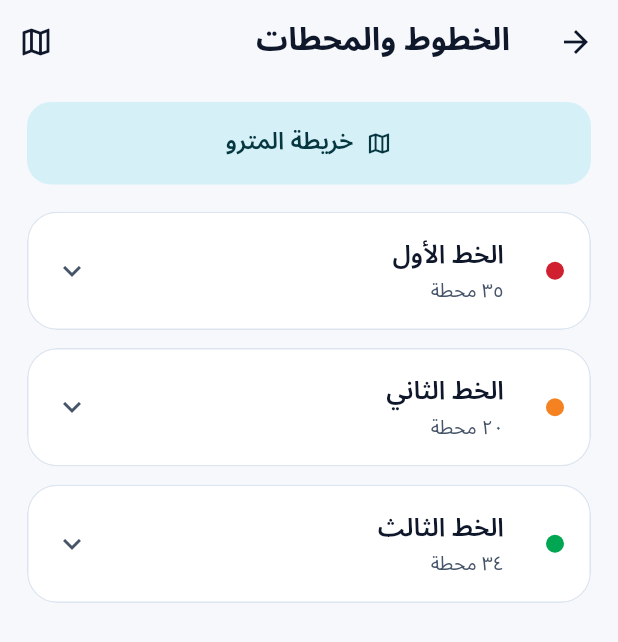
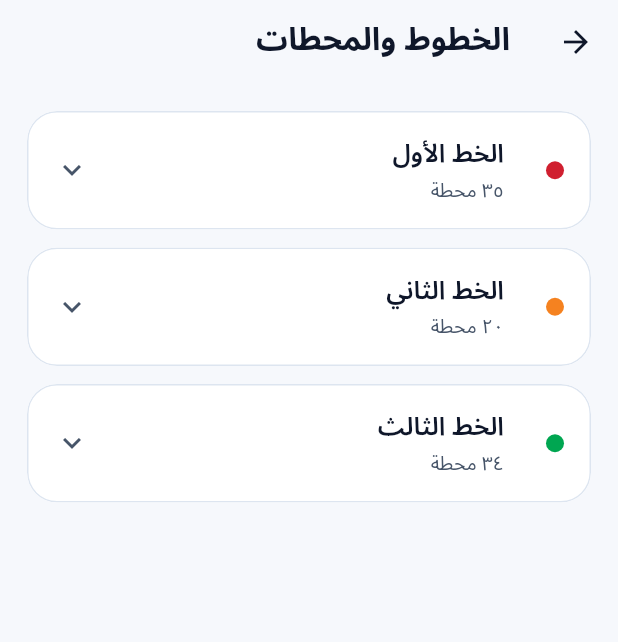
Before and after one commit to HA2077/maak-metro, a Flutter app: the LinesScreen screen opened directly, on a phone screen of 412 x 824 dp. Shown: the top 642 px of the screen. Run offline on Flutter 3.47's test engine with Material 3 defaults, Android fonts, the phone set to English and light mode, and no system bars; our stand-ins replace shared_preferences; accounts and stored records are empty.

Commit message:
chore(ui): take the map out of the UI until it is signed off
The lines tab is back to the plain list: the 'خريطة المترو' button and the app-bar icon are gone, along with the test that pushed the screen. The map itself stays in the tree, unused and still covered by its layout and selection tests, so re-enabling it is one entry point.

```diff
--- a/lib/screens/lines_screen.dart
+++ b/lib/screens/lines_screen.dart
@@ -9,7 +9,6 @@ import 'package:maak_metro/core/utils/localized_names.dart';
 import 'package:maak_metro/domain/models/metro_models.dart';
 import 'package:maak_metro/providers/route_provider.dart';
 import 'package:maak_metro/screens/home_shell.dart';
-import 'package:maak_metro/screens/metro_map_screen.dart';
 import 'package:maak_metro/widgets/line_chip.dart';
 import 'package:provider/provider.dart';
 
@@ -145,44 +144,11 @@ class LinesScreen extends StatelessWidget {
     final network = context.watch<RouteProvider>().network;
 
     return Scaffold(
-      appBar: AppBar(
-        title: Text(l10n.linesTitle),
-        actions: [
-          IconButton(
-            onPressed: () => _openMap(context),
-            tooltip: l10n.mapTitle,
-            icon: const Icon(Icons.map_outlined),
-          ),
-        ],
-      ),
+      appBar: AppBar(title: Text(l10n.linesTitle)),
       body: network.lines.isEmpty
           ? const SizedBox.shrink()
-          : Column(
-              crossAxisAlignment: CrossAxisAlignment.stretch,
-              children: [
-                Padding(
-                  padding: const EdgeInsetsDirectional.fromSTEB(
-                    18,
-                    AppSpace.md,
-                    18,
-                    0,
-                  ),
-                  child: FilledButton.tonalIcon(
-                    onPressed: () => _openMap(context),
-                    icon: const Icon(Icons.map_outlined),
-                    label: Text(l10n.mapTitle),
-                  ),
-                ),
-                Expanded(child: _lineList(context, network, theme)),
-              ],
-            ),
+          : _lineList(context, network, theme),
     );
-  }
-
-  void _openMap(BuildContext context) {
-    AppHaptics.tap();
-    Navigator.of(context)
-        .push(MaterialPageRoute<void>(builder: (_) => const MetroMapScreen()));
   }
 
   Widget _lineList(BuildContext context, NetworkData network, ThemeData theme) {
--- a/lib/screens/metro_map_screen.dart
+++ b/lib/screens/metro_map_screen.dart
@@ -14,6 +14,9 @@ import 'package:provider/provider.dart';
 
 /// The whole network as a schematic: tap a line to light it up and fade the
 /// others, and the current route is drawn over the top when there is one.
+///
+/// Nothing opens this screen yet: the map waits for sign-off. To bring it back,
+/// add an entry on the lines tab (a button or an app-bar icon) that pushes it.
 class MetroMapScreen extends StatefulWidget {
   const MetroMapScreen({super.key});
 
```
Also changed, not shown: 1 other file.
